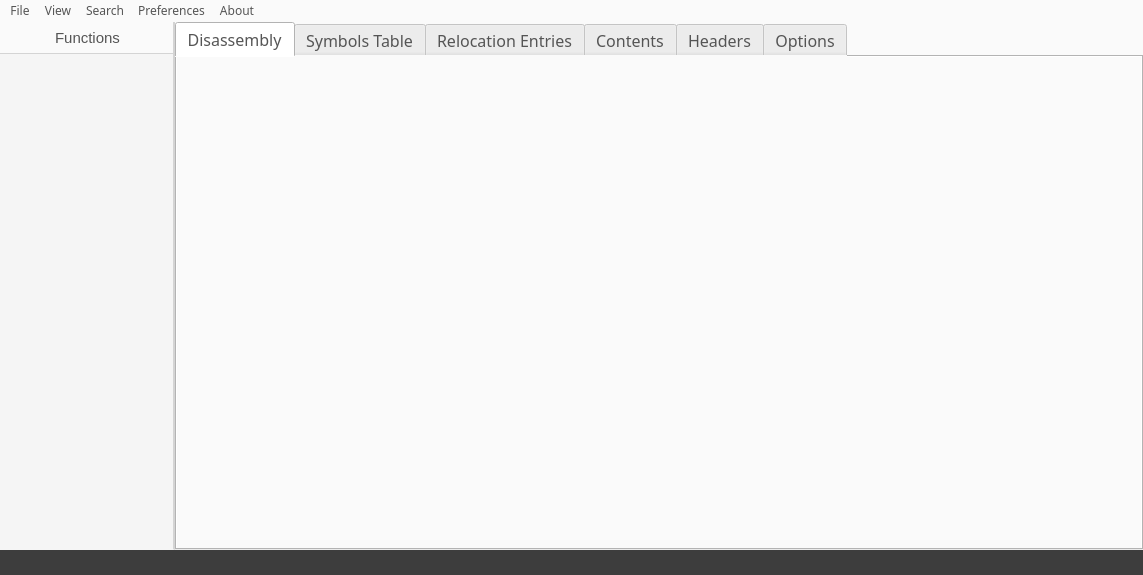
Before: the Qt Designer form src/mainwindow.ui in jubal-R/ObjGui, drawn with Qt 5.
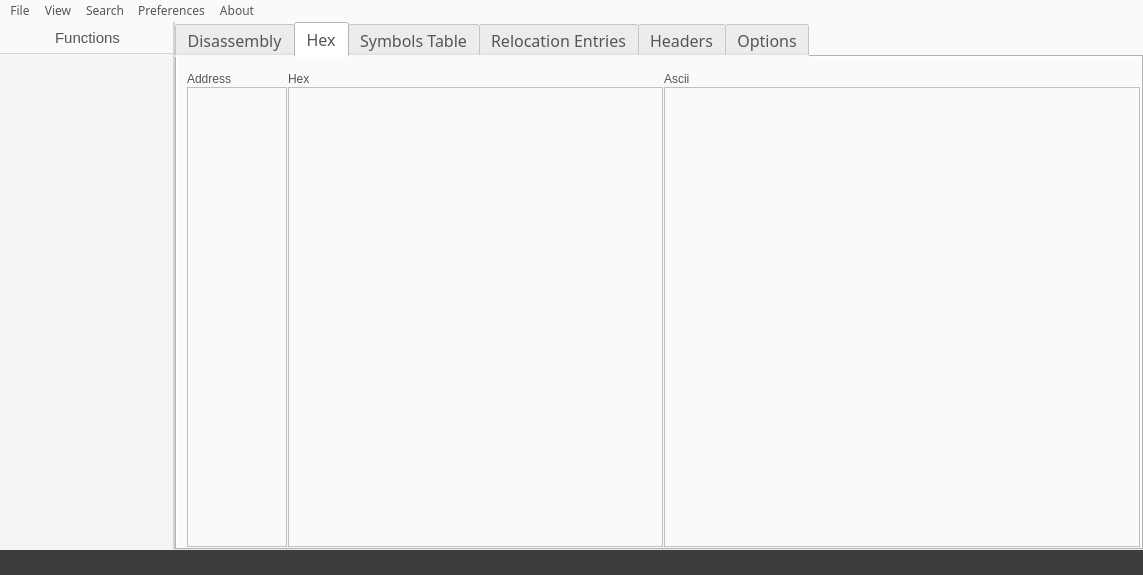
After: the same form once the commit is applied.

Commit message: added sectionlists and changed contents tab to hex tab

The edit to the form file:
```diff
--- a/src/mainwindow.ui
+++ b/src/mainwindow.ui
@@ -165,7 +165,10 @@
          <enum>QTabWidget::Rounded</enum>
         </property>
         <property name="currentIndex">
-         <number>0</number>
+         <number>1</number>
+        </property>
+        <property name="movable">
+         <bool>false</bool>
         </property>
         <widget class="QWidget" name="disTab">
          <property name="styleSheet">
@@ -280,6 +283,84 @@
           </item>
          </layout>
         </widget>
+        <widget class="QWidget" name="hexTab">
+         <attribute name="title">
+          <string>Hex</string>
+         </attribute>
+         <layout class="QGridLayout" name="gridLayout_8">
+          <property name="leftMargin">
+           <number>10</number>
+          </property>
+          <property name="topMargin">
+           <number>15</number>
+          </property>
+          <property name="rightMargin">
+           <number>1</number>
+          </property>
+          <property name="bottomMargin">
+           <number>1</number>
+          </property>
+          <property name="spacing">
+           <number>1</number>
+          </property>
+          <item row="1" column="2">
+           <widget class="QTextBrowser" name="asciiBrowser"/>
+          </item>
+          <item row="1" column="1">
+           <widget class="QTextBrowser" name="hexBrowser">
+            <property name="minimumSize">
+             <size>
+              <width>375</width>
+              <height>0</height>
+             </size>
+            </property>
+            <property name="maximumSize">
+             <size>
+              <width>275</width>
+              <height>16777215</height>
+             </size>
+            </property>
+            <property name="verticalScrollBarPolicy">
+             <enum>Qt::ScrollBarAlwaysOff</enum>
+            </property>
+           </widget>
+          </item>
+          <item row="1" column="0">
+           <widget class="QTextBrowser" name="hexAddressBrowser">
+            <property name="maximumSize">
+             <size>
+              <width>100</width>
+              <height>16777215</height>
+             </size>
+            </property>
+            <property name="verticalScrollBarPolicy">
+             <enum>Qt::ScrollBarAlwaysOff</enum>
+            </property>
+           </widget>
+          </item>
+          <item row="0" column="0">
+           <widget class="QLabel" name="hexAddressLabel">
+            <property name="text">
+             <string>Address</string>
+            </property>
+           </widget>
+          </item>
+          <item row="0" column="1">
+           <widget class="QLabel" name="hexLabel">
+            <property name="text">
+             <string>Hex</string>
+            </property>
+           </widget>
+          </item>
+          <item row="0" column="2">
+           <widget class="QLabel" name="asciiLabel">
+            <property name="text">
+             <string>Ascii</string>
+            </property>
+           </widget>
+          </item>
+         </layout>
+        </widget>
         <widget class="QWidget" name="symbolsTab">
          <property name="styleSheet">
           <string notr="true">border: none;</string>
@@ -358,45 +439,6 @@
           </item>
          </layout>
         </widget>
-        <widget class="QWidget" name="contentsTab">
-         <property name="styleSheet">
-          <string notr="true">border: none;</string>
-         </property>
-         <attribute name="title">
-          <string>Contents</string>
-         </attribute>
-         <layout class="QGridLayout" name="gridLayout_3">
-          <property name="leftMargin">
-           <number>10</number>
-          </property>
-          <property name="topMargin">
-           <number>15</number>
-          </property>
-          <property name="rightMargin">
-           <number>1</number>
-          </property>
-          <property name="bottomMargin">
-           <number>1</number>
-          </property>
-          <property name="spacing">
-           <number>1</number>
-          </property>
-          <item row="0" column="0">
-           <widget class="QTextBrowser" name="contentsBrowser">
-            <property name="font">
-             <font>
-              <family>Monospace</family>
-              <pointsize>12</pointsize>
-             </font>
-            </property>
-            <property name="styleSheet">
-             <string notr="true">background-color: rgb(250, 250, 250);
-color: rgb(29, 160, 185);</string>
-            </property>
-           </widget>
-          </item>
-         </layout>
-        </widget>
         <widget class="QWidget" name="headersTab">
          <property name="styleSheet">
           <string notr="true">border: none;</string>
```
Left out of the diff: 144 changed lines with no effect on the pictures. The commit also changes 12 other files.
